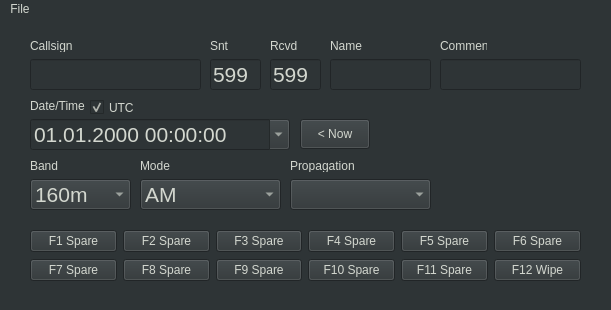
ut8uu/U2.Suite.Python, file Sources/U2.Suite/logger/ui/LoggerMainWindow.ui: the form before one commit.
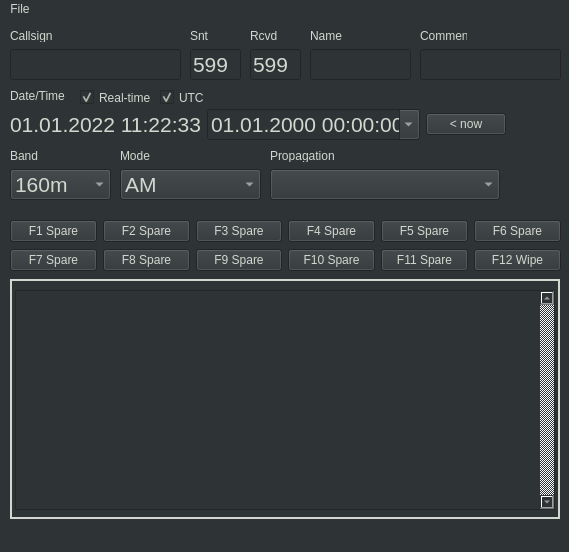
The form after the commit.

Commit message: Feature/logger (#5)

Patch:
```diff
--- a/Sources/U2.Suite/logger/ui/LoggerMainWindow.ui
+++ b/Sources/U2.Suite/logger/ui/LoggerMainWindow.ui
@@ -9,8 +9,8 @@
    <rect>
     <x>0</x>
     <y>0</y>
-    <width>611</width>
-    <height>310</height>
+    <width>569</width>
+    <height>552</height>
    </rect>
   </property>
   <property name="windowTitle">
@@ -20,8 +20,8 @@
    <widget class="QLabel" name="lblCallsign">
     <property name="geometry">
      <rect>
-      <x>30</x>
-      <y>20</y>
+      <x>10</x>
+      <y>10</y>
       <width>47</width>
       <height>13</height>
      </rect>
@@ -33,8 +33,8 @@
    <widget class="QLineEdit" name="tbCallsign">
     <property name="geometry">
      <rect>
-      <x>30</x>
-      <y>40</y>
+      <x>10</x>
+      <y>30</y>
       <width>171</width>
       <height>31</height>
      </rect>
@@ -51,8 +51,8 @@
    <widget class="QLabel" name="lblSent">
     <property name="geometry">
      <rect>
-      <x>210</x>
-      <y>20</y>
+      <x>190</x>
+      <y>10</y>
       <width>47</width>
       <height>13</height>
      </rect>
@@ -64,8 +64,8 @@
    <widget class="QLineEdit" name="tbSnt">
     <property name="geometry">
      <rect>
-      <x>210</x>
-      <y>40</y>
+      <x>190</x>
+      <y>30</y>
       <width>51</width>
       <height>31</height>
      </rect>
@@ -82,8 +82,8 @@
    <widget class="QLabel" name="lblRcvd">
     <property name="geometry">
      <rect>
-      <x>270</x>
-      <y>20</y>
+      <x>250</x>
+      <y>10</y>
       <width>47</width>
       <height>13</height>
      </rect>
@@ -95,8 +95,8 @@
    <widget class="QLineEdit" name="tbRcv">
     <property name="geometry">
      <rect>
-      <x>270</x>
-      <y>40</y>
+      <x>250</x>
+      <y>30</y>
       <width>51</width>
       <height>31</height>
      </rect>
@@ -113,8 +113,8 @@
    <widget class="QLabel" name="lblName">
     <property name="geometry">
      <rect>
-      <x>330</x>
-      <y>20</y>
+      <x>310</x>
+      <y>10</y>
       <width>47</width>
       <height>13</height>
      </rect>
@@ -126,8 +126,8 @@
    <widget class="QLineEdit" name="tbName">
     <property name="geometry">
      <rect>
-      <x>330</x>
-      <y>40</y>
+      <x>310</x>
+      <y>30</y>
       <width>101</width>
       <height>31</height>
      </rect>
@@ -144,8 +144,8 @@
    <widget class="QLabel" name="lblComment">
     <property name="geometry">
      <rect>
-      <x>440</x>
-      <y>20</y>
+      <x>420</x>
+      <y>10</y>
       <width>47</width>
       <height>13</height>
      </rect>
@@ -157,8 +157,8 @@
    <widget class="QLineEdit" name="tbComment">
     <property name="geometry">
      <rect>
-      <x>440</x>
-      <y>40</y>
+      <x>420</x>
+      <y>30</y>
       <width>141</width>
       <height>31</height>
      </rect>
@@ -175,8 +175,8 @@
    <widget class="QLabel" name="lblBand">
     <property name="geometry">
      <rect>
-      <x>30</x>
-      <y>140</y>
+      <x>10</x>
+      <y>130</y>
       <width>47</width>
       <height>13</height>
      </rect>
@@ -188,8 +188,8 @@
    <widget class="QLabel" name="lblMode">
     <property name="geometry">
      <rect>
-      <x>140</x>
-      <y>140</y>
+      <x>120</x>
+      <y>130</y>
       <width>47</width>
       <height>13</height>
      </rect>
@@ -201,8 +201,8 @@
    <widget class="QComboBox" name="cbBand">
     <property name="geometry">
      <rect>
-      <x>30</x>
-      <y>160</y>
+      <x>10</x>
+      <y>150</y>
       <width>101</width>
       <height>31</height>
      </rect>
@@ -286,8 +286,8 @@
    <widget class="QComboBox" name="cbMode">
     <property name="geometry">
      <rect>
-      <x>140</x>
-      <y>160</y>
+      <x>120</x>
+      <y>150</y>
       <width>141</width>
       <height>31</height>
      </rect>
@@ -333,53 +333,11 @@
      </property>
     </item>
    </widget>
-   <widget class="QDateTimeEdit" name="tdDateTime">
-    <property name="enabled">
-     <bool>false</bool>
-    </property>
-    <property name="geometry">
-     <rect>
-      <x>30</x>
-      <y>100</y>
-      <width>260</width>
-      <height>31</height>
-     </rect>
-    </property>
-    <property name="font">
-     <font>
-      <pointsize>16</pointsize>
-     </font>
-    </property>
-    <property name="wrapping">
-     <bool>false</bool>
-    </property>
-    <property name="frame">
-     <bool>true</bool>
-    </property>
-    <property name="accelerated">
-     <bool>false</bool>
-    </property>
-    <property name="showGroupSeparator" stdset="0">
-     <bool>false</bool>
-    </property>
-    <property name="displayFormat">
-     <string>dd.MM.yyyy hh:mm:ss</string>
-    </property>
-    <property name="calendarPopup">
-     <bool>true</bool>
-    </property>
-    <property name="currentSectionIndex">
-     <number>0</number>
-    </property>
-    <property name="timeSpec">
-     <enum>Qt::LocalTime</enum>
-    </property>
-   </widget>
    <widget class="QLabel" name="lblDateTime">
     <property name="geometry">
      <rect>
-      <x>30</x>
-      <y>80</y>
+      <x>10</x>
+      <y>70</y>
       <width>60</width>
       <height>13</height>
      </rect>
@@ -391,8 +349,8 @@
    <widget class="QCheckBox" name="cbUtc">
     <property name="geometry">
      <rect>
-      <x>90</x>
-      <y>80</y>
+      <x>160</x>
+      <y>70</y>
       <width>51</width>
       <height>17</height>
      </rect>
@@ -407,8 +365,8 @@
    <widget class="QWidget" name="layoutWidget">
     <property name="geometry">
      <rect>
-      <x>30</x>
-      <y>210</y>
+      <x>10</x>
+      <y>200</y>
       <width>551</width>
       <height>54</height>
      </rect>
@@ -503,9 +461,9 @@
    <widget class="QComboBox" name="cbPropagation">
     <property name="geometry">
      <rect>
-      <x>290</x>
-      <y>160</y>
-      <width>141</width>
+      <x>270</x>
+      <y>150</y>
+      <width>230</width>
       <height>31</height>
      </rect>
     </property>
@@ -593,8 +551,8 @@
    <widget class="QLabel" name="lblPropagation">
     <property name="geometry">
      <rect>
-      <x>290</x>
-      <y>140</y>
+      <x>270</x>
+      <y>130</y>
       <width>70</width>
       <height>13</height>
      </rect>
@@ -603,18 +561,168 @@
      <string>Propagation</string>
     </property>
    </widget>
-   <widget class="QPushButton" name="btnNow">
+   <widget class="QFrame" name="frame_2">
     <property name="geometry">
      <rect>
-      <x>300</x>
-      <y>100</y>
-      <width>70</width>
-      <height>30</height>
+      <x>10</x>
+      <y>260</y>
+      <width>550</width>
+      <height>240</height>
+     </rect>
+    </property>
+    <property name="font">
+     <font>
+      <family>Courier</family>
+      <pointsize>12</pointsize>
+      <weight>75</weight>
+      <bold>true</bold>
+     </font>
+    </property>
+    <property name="frameShape">
+     <enum>QFrame::WinPanel</enum>
+    </property>
+    <property name="frameShadow">
+     <enum>QFrame::Plain</enum>
+    </property>
+    <widget class="QListWidget" name="listLog">
+     <property name="geometry">
+      <rect>
+       <x>5</x>
+       <y>11</y>
+       <width>540</width>
+       <height>220</height>
+      </rect>
+     </property>
+     <property name="font">
+      <font>
+       <family>JetBrains Mono</family>
+       <pointsize>11</pointsize>
+       <weight>50</weight>
+       <bold>false</bold>
+      </font>
+     </property>
+     <property name="focusPolicy">
+      <enum>Qt::NoFocus</enum>
+     </property>
+     <property name="styleSheet">
+      <string notr="true">alternate-background-color: rgb(66, 66, 66);
+</string>
+     </property>
+     <property name="verticalScrollBarPolicy">
+      <enum>Qt::ScrollBarAlwaysOn</enum>
+     </property>
+     <property name="horizontalScrollBarPolicy">
+      <enum>Qt::ScrollBarAlwaysOff</enum>
+     </property>
+     <property name="sizeAdjustPolicy">
+      <enum>QAbstractScrollArea::AdjustToContents</enum>
+     </property>
+     <property name="editTriggers">
+      <set>QAbstractItemView::DoubleClicked</set>
+     </property>
+     <property name="showDropIndicator" stdset="0">
+      <bool>false</bool>
+     </property>
+     <property name="alternatingRowColors">
+      <bool>true</bool>
+     </property>
+    </widget>
+   </widget>
+   <widget class="QCheckBox" name="cbRealtime">
+    <property name="geometry">
+     <rect>
+      <x>80</x>
+      <y>70</y>
+      <width>71</width>
+      <height>17</height>
      </rect>
     </property>
     <property name="text">
-     <string>&lt; Now</string>
+     <string>Real-time</string>
     </property>
+    <property name="checked">
+     <bool>true</bool>
+    </property>
+   </widget>
+   <widget class="QWidget" name="">
+    <property name="geometry">
+     <rect>
+      <x>10</x>
+      <y>90</y>
+      <width>496</width>
+      <height>31</height>
+     </rect>
+    </property>
+    <layout class="QHBoxLayout" name="horizontalLayout">
+     <item>
+      <widget class="QLabel" name="lblTimestamp">
+       <property name="font">
+        <font>
+         <pointsize>16</pointsize>
+        </font>
+       </property>
+       <property name="text">
+        <string>01.01.2022 11:22:33</string>
+       </property>
+      </widget>
+     </item>
+     <item>
+      <widget class="QDateTimeEdit" name="tdDateTime">
+       <property name="enabled">
+        <bool>true</bool>
+       </property>
+       <property name="font">
+        <font>
+         <pointsize>16</pointsize>
+        </font>
+       </property>
+       <property name="wrapping">
+        <bool>false</bool>
+       </property>
+       <property name="frame">
+        <bool>true</bool>
+       </property>
+       <property name="accelerated">
+        <bool>false</bool>
+       </property>
+       <property name="showGroupSeparator" stdset="0">
+        <bool>false</bool>
+       </property>
+       <property name="displayFormat">
+        <string>dd.MM.yyyy hh:mm:ss</string>
+       </property>
+       <property name="calendarPopup">
+        <bool>true</bool>
+       </property>
+       <property name="currentSectionIndex">
+        <number>0</number>
+       </property>
+       <property name="timeSpec">
+        <enum>Qt::LocalTime</enum>
+       </property>
+      </widget>
+     </item>
+     <item>
+      <widget class="QPushButton" name="btnNow">
+       <property name="text">
+        <string>&lt; now</string>
+       </property>
+      </widget>
+     </item>
+     <item>
+      <spacer name="horizontalSpacer">
+       <property name="orientation">
+        <enum>Qt::Horizontal</enum>
+       </property>
+       <property name="sizeHint" stdset="0">
+        <size>
+         <width>40</width>
+         <height>20</height>
+        </size>
+       </property>
+      </spacer>
+     </item>
+    </layout>
    </widget>
   </widget>
   <widget class="QMenuBar" name="menubar">
@@ -622,7 +730,7 @@
     <rect>
      <x>0</x>
      <y>0</y>
-     <width>611</width>
+     <width>569</width>
      <height>21</height>
     </rect>
    </property>
```
Left out of the diff: 30 changed lines with no effect on the pictures. The commit also changes 16 other files.
